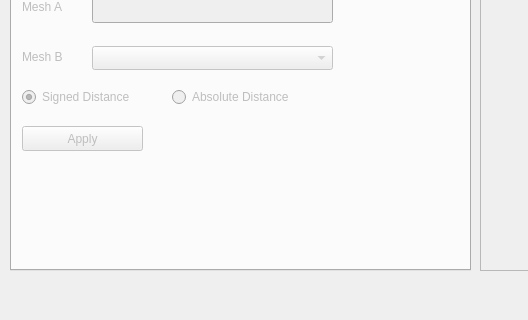
Above: meshMetricGui.ui from juliettepera/distance before the change; both pictures show x 0 to 528 and y 589 to 909 of the 1222 by 909 pixel window. Below: the same form after it.
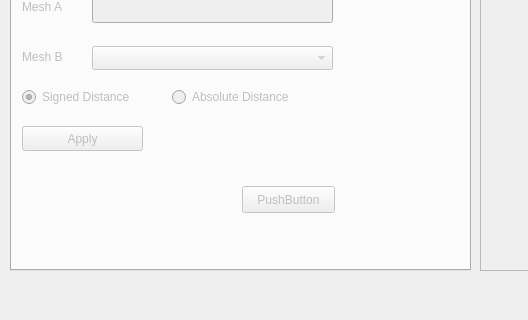
That is the form after the change. Custom widgets are drawn as their Qt base class.

Patch:
```diff
--- a/meshMetricGui.ui
+++ b/meshMetricGui.ui
@@ -713,6 +713,19 @@
        <bool>true</bool>
       </property>
      </widget>
+     <widget class="QPushButton" name="pushButton">
+      <property name="geometry">
+       <rect>
+        <x>230</x>
+        <y>220</y>
+        <width>93</width>
+        <height>27</height>
+       </rect>
+      </property>
+      <property name="text">
+       <string>PushButton</string>
+      </property>
+     </widget>
     </widget>
     <widget class="QWidget" name="tabParameters">
      <attribute name="title">
```
